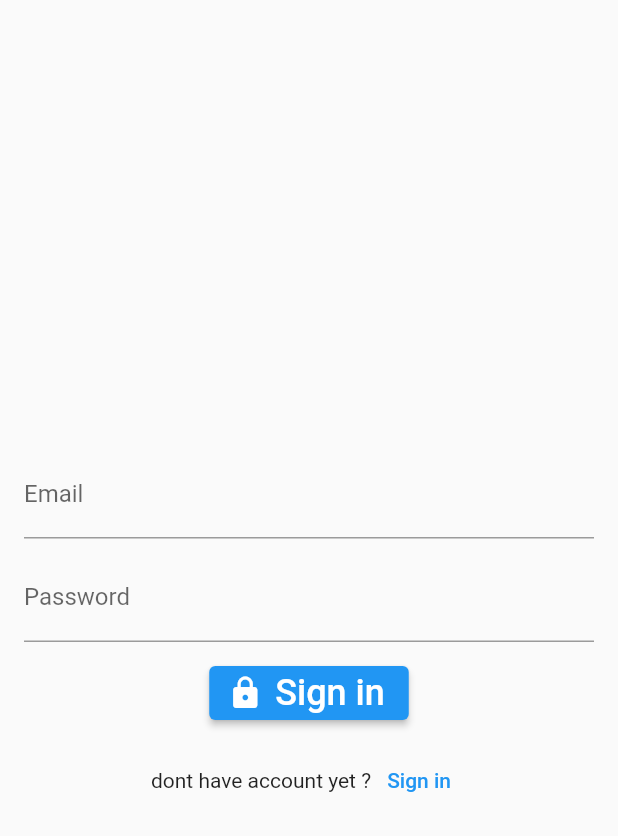
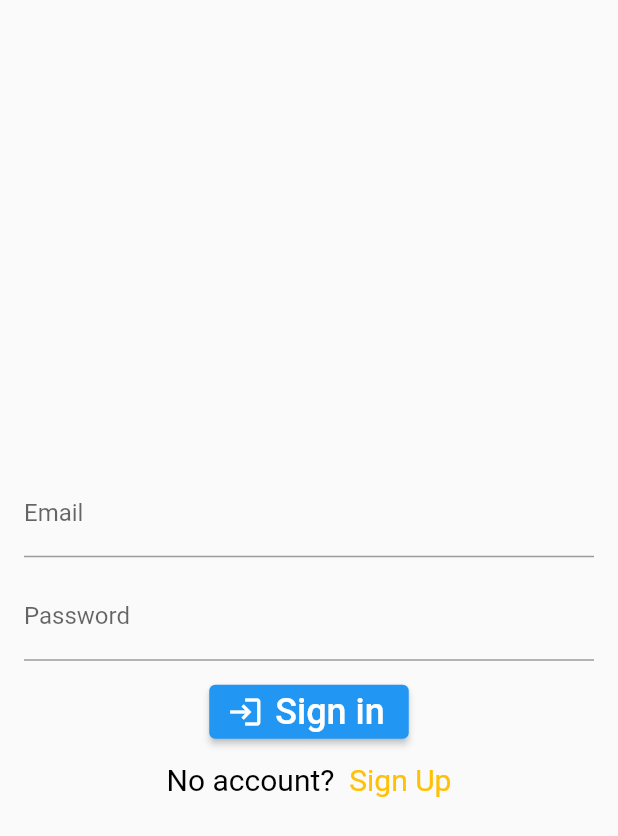
Before and after one commit to Lenaerts-Nestor/Project_Mobile_Development, a Flutter app: the screen it shows after launch, after a tap on "Sign in", on a phone screen of 412 x 824 dp. Shown: the top 836 px of the screen. Run offline on Flutter 3.47's test engine with Material 2 defaults, Android fonts, the phone set to English and light mode, and no system bars; our stand-ins replace firebase_auth, firebase_core; accounts and stored records are empty; network calls fail.

Commit message:
login + sign Up page afgemaakt fase 1

```diff
--- /dev/null
+++ b/lib/login_section/auth.dart
@@ -0,0 +1,22 @@
+import 'package:flutter/src/widgets/framework.dart';
+import 'package:flutter/src/widgets/placeholder.dart';
+import 'package:parkflow/login_section/login.dart';
+import 'signUpPage.dart';
+
+class AuthPage extends StatefulWidget {
+  const AuthPage({super.key});
+
+  @override
+  State<AuthPage> createState() => _AuthPageState();
+}
+
+class _AuthPageState extends State<AuthPage> {
+  bool islogin = true;
+
+  @override
+  Widget build(BuildContext context) => islogin
+      ? LoginPage(onClickSignUp: toggle)
+      : SignUpPage(onClickedSignIn: toggle);
+
+  void toggle() => setState(() => islogin = !islogin);
+}
--- /dev/null
+++ b/lib/login_section/login.dart
@@ -0,0 +1,113 @@
+import 'package:firebase_auth/firebase_auth.dart';
+import 'package:flutter/gestures.dart';
+import 'package:flutter/material.dart';
+import 'package:flutter/src/widgets/framework.dart';
+import 'package:flutter/src/widgets/placeholder.dart';
+import 'package:flutter/widgets.dart';
+
+import '../main.dart';
+
+class LoginPage extends StatefulWidget {
+  final VoidCallback onClickSignUp;
+
+  const LoginPage({
+    Key? key,
+    required this.onClickSignUp,
+  }) : super(key: key);
+
+  @override
+  State<LoginPage> createState() => _LoginPageState();
+}
+
+class _LoginPageState extends State<LoginPage> {
+  final emailController = TextEditingController();
+  final passwordController = TextEditingController();
+
+  @override
+  void dispose() {
+    emailController.dispose();
+    passwordController.dispose();
+    super.dispose();
+  }
+
+  @override
+  Widget build(BuildContext context) {
+    return SafeArea(
+      child: Padding(
+        padding: const EdgeInsets.all(16),
+        child: Column(
+          mainAxisAlignment: MainAxisAlignment.center,
+          children: [
+            const SizedBox(height: 20),
+            TextField(
+              controller: emailController,
+              textInputAction: TextInputAction.next,
+              decoration: const InputDecoration(
+                labelText: 'Email',
+              ),
+            ),
+            const SizedBox(
+              height: 10,
+            ),
+            TextField(
+              controller: passwordController,
+              textInputAction: TextInputAction.done,
+              decoration: const InputDecoration(
+                labelText: 'Password',
+              ),
+              obscureText: true,
+            ),
+            const SizedBox(
+              height: 10,
+            ),
+            ElevatedButton.icon(
+              onPressed: signin,
+              icon: const Icon(Icons.login),
+              label: const Text(
+                'Sign in',
+                style: TextStyle(fontSize: 24),
+              ),
+            ),
+            const SizedBox(
+              height: 10,
+            ),
+            RichText(
+              text: TextSpan(
+                style: TextStyle(color: Colors.black, fontSize: 20),
+                text: 'No account?  ',
+                children: [
+                  TextSpan(
+                      recognizer: TapGestureRecognizer()
+                        ..onTap = widget.onClickSignUp,
+                      text: 'Sign Up',
+                      style: TextStyle(color: Colors.amber))
+                ],
+              ),
+            )
+          ],
+        ),
+      ),
+    );
+  }
+
+  Future signin() async {
+    showDialog(
+      context: context,
+      barrierDismissible: false,
+      builder: (context) => const Center(
+        child: CircularProgressIndicator(),
+      ),
+      //lading screen, niet aanraken
+    );
+    try {
+      await FirebaseAuth.instance.signInWithEmailAndPassword(
+          email: emailController.text.trim(),
+          password: passwordController.text.trim());
+    } on FirebaseException catch (e) {
+      //nog aanpassen
+    }
+
+    navigatorKey.currentState!.popUntil((route) => route.isFirst);
+    //dit zorgt dat de lading screen niet blijft hangen, NIET AANRAKEN
+  }
+}
--- a/lib/main.dart
+++ b/lib/main.dart
@@ -5,7 +5,7 @@ import 'package:firebase_core/firebase_core.dart';
 import 'package:flutter/material.dart';
 import 'package:parkflow/firebase_options.dart';
 
-import 'package:parkflow/login.dart';
+import 'package:parkflow/login_section/login.dart';
 import 'package:parkflow/mainpage.dart';
 
 Future<void> main() async {
--- a/lib/mainpage.dart
+++ b/lib/mainpage.dart
@@ -4,7 +4,8 @@ import 'package:firebase_auth/firebase_auth.dart';
 import 'package:flutter/material.dart';
 
 import 'package:parkflow/homepage.dart';
-import 'package:parkflow/login.dart';
+import 'package:parkflow/login_section/login.dart';
+import 'package:parkflow/login_section/auth.dart';
 
 class MainPage extends StatelessWidget {
   const MainPage({super.key});
@@ -17,7 +18,7 @@ class MainPage extends StatelessWidget {
             if (snapshot.hasData) {
               return HomePage();
             } else {
-              return LoginPage();
+              return AuthPage();
             }
           },
         ),
```
Also changed, not shown: lib/login_section/signUpPage.dart (renamed from lib/login.dart, +29 -16 lines).
